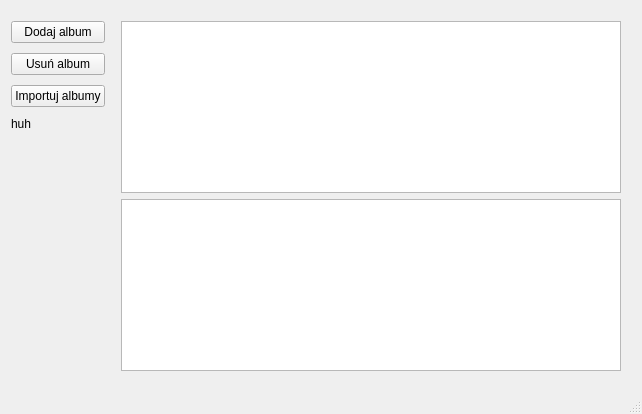
Qt form musicapp.ui (suwka/musicapp) before a commit.
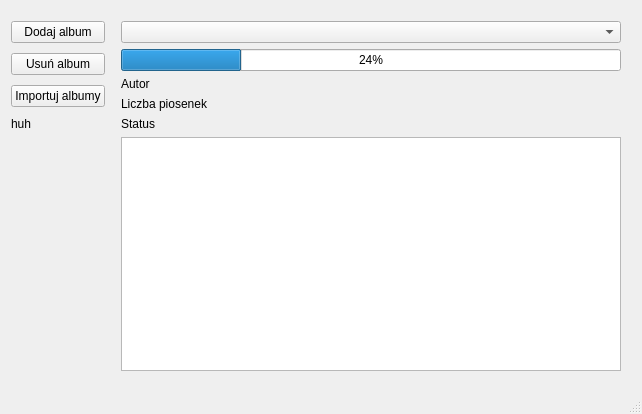
The same form after that commit.

Commit message: zmieniony layout sl

Patch:
```diff
--- a/musicapp.ui
+++ b/musicapp.ui
@@ -101,15 +101,76 @@
          <number>10</number>
         </property>
         <item>
-         <widget class="QTableView" name="albumTable">
+         <widget class="QComboBox" name="albumListComboBox"/>
+        </item>
+        <item>
+         <widget class="QProgressBar" name="albumProgressBar">
+          <property name="value">
+           <number>24</number>
+          </property>
+         </widget>
+        </item>
+        <item>
+         <layout class="QHBoxLayout" name="horizontalLayout_3">
+          <item>
+           <widget class="QLabel" name="label_2">
+            <property name="text">
+             <string>Autor</string>
+            </property>
+           </widget>
+          </item>
+          <item>
+           <widget class="QLabel" name="albumArtistLabel">
+            <property name="text">
+             <string/>
+            </property>
+           </widget>
+          </item>
+         </layout>
+        </item>
+        <item>
+         <layout class="QHBoxLayout" name="horizontalLayout_5">
+          <item>
+           <widget class="QLabel" name="label_3">
+            <property name="text">
+             <string>Liczba piosenek</string>
+            </property>
+           </widget>
+          </item>
+          <item>
+           <widget class="QLabel" name="numberOfSongsLabel">
+            <property name="text">
+             <string/>
+            </property>
+           </widget>
+          </item>
+         </layout>
+        </item>
+        <item>
+         <layout class="QHBoxLayout" name="horizontalLayout_6">
+          <item>
+           <widget class="QLabel" name="label">
+            <property name="text">
+             <string>Status</string>
+            </property>
+           </widget>
+          </item>
+          <item>
+           <widget class="QLabel" name="albumStatusLabel">
+            <property name="text">
+             <string/>
+            </property>
+           </widget>
+          </item>
+         </layout>
+        </item>
+        <item>
+         <widget class="QTableView" name="albumSongTable">
           <property name="enabled">
            <bool>true</bool>
           </property>
          </widget>
         </item>
-        <item>
-         <widget class="QListView" name="listView"/>
-        </item>
        </layout>
       </item>
      </layout>
```
The commit also changes 6 other files.
